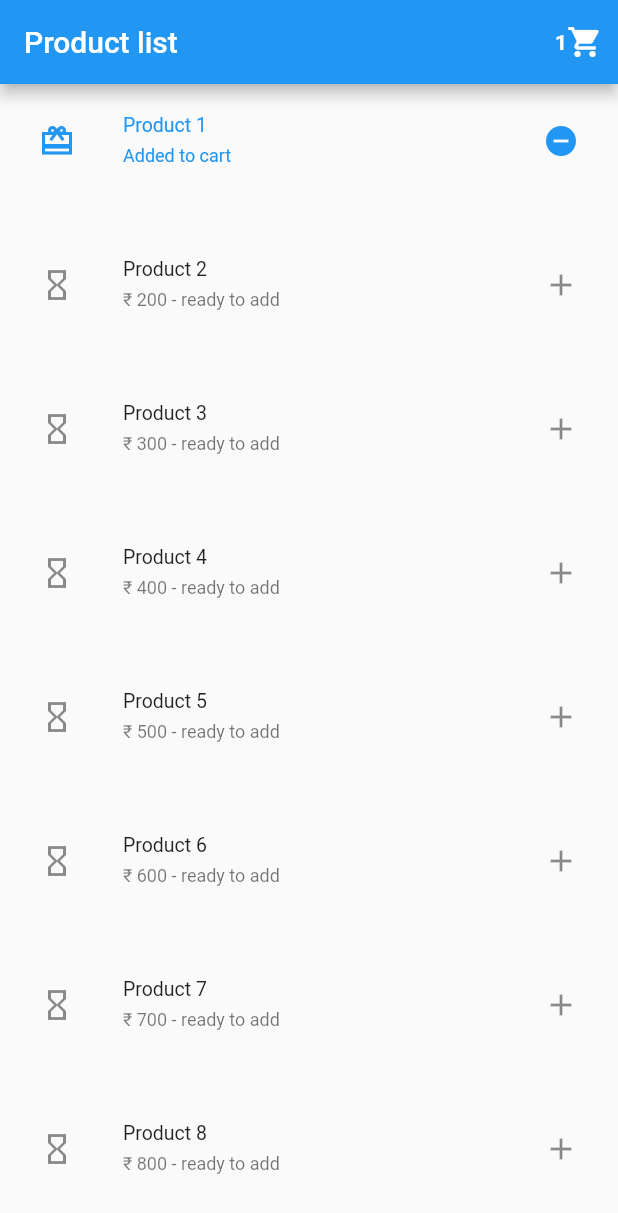
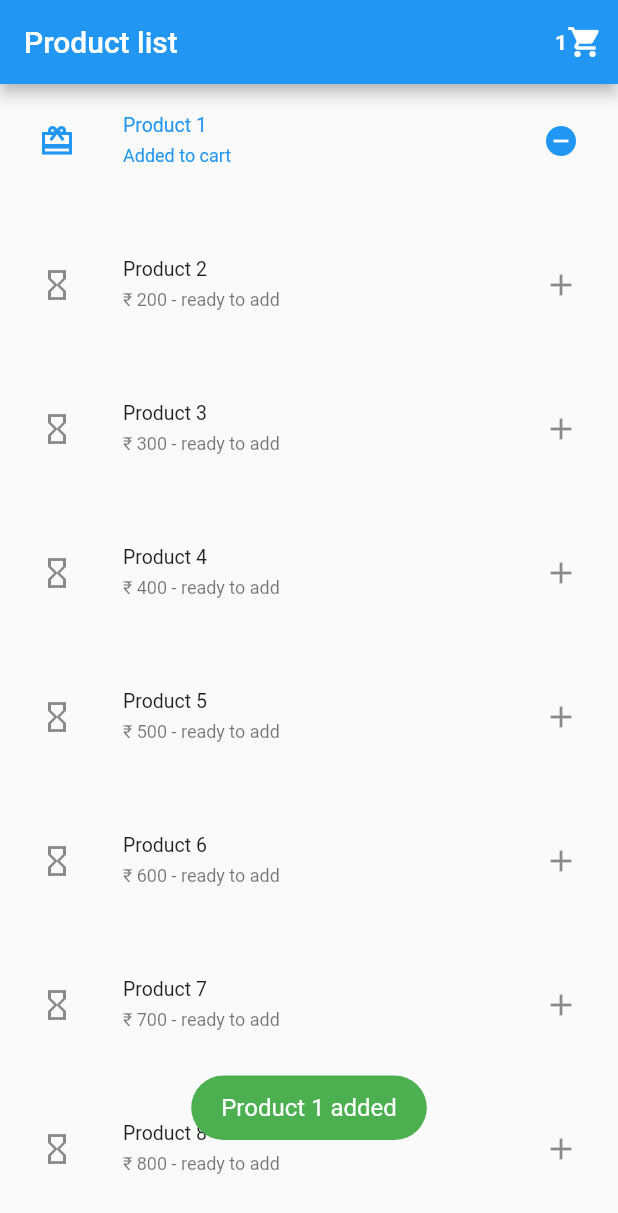
Before and after one commit to Pradip-Dhanraj/Flutter-test, a Flutter app: the screen it shows after launch, after a tap on an icon or button, on a phone screen of 412 x 824 dp. Shown: the top 1213 px of the screen. Run offline on Flutter 3.47's test engine with Material 2 defaults, Android fonts, the phone set to English and light mode, and no system bars; our stand-ins replace fluttertoast, get_it.

Commit message:
fix: minor fixes

```diff
--- a/lib/utils/utils.dart
+++ b/lib/utils/utils.dart
@@ -1,5 +1,20 @@
 import 'package:flutter/material.dart';
+import 'package:fluttertoast/fluttertoast.dart';
 
 class Utils {
   GlobalKey<ScaffoldState> scaffoldState = GlobalKey();
+  showAlert(
+    String message, {
+    Color backgroundColor = Colors.white,
+    Color textColor = Colors.white,
+  }) {
+    Fluttertoast.showToast(
+        msg: message,
+        toastLength: Toast.LENGTH_SHORT,
+        gravity: ToastGravity.SNACKBAR,
+        timeInSecForIosWeb: 1,
+        backgroundColor: backgroundColor,
+        textColor: textColor,
+        fontSize: 16.0);
+  }
 }
--- a/lib/views/all-products.dart
+++ b/lib/views/all-products.dart
@@ -6,6 +6,7 @@ import 'package:hiringtest/services/mock-service.dart';
 import 'package:hiringtest/utils/locator-utils.dart';
 import 'package:hiringtest/utils/navigation-utils.dart';
 import 'package:hiringtest/utils/route-utils.dart';
+import 'package:hiringtest/utils/utils.dart';
 
 class ListPage extends StatefulWidget {
   const ListPage({Key? key}) : super(key: key);
@@ -99,6 +100,12 @@ class _ListPageState extends State<ListPage> {
                                   setState(() {
                                     e.isSelected = !e.isSelected!;
                                     e.isSelected! ? _counter++ : _counter--;
+                                    if (e.isSelected!) {
+                                      locator.get<Utils>().showAlert(
+                                            "${e.productName} added",
+                                            backgroundColor: Colors.green,
+                                          );
+                                    }
                                   });
                                 },
                                 isThreeLine: true,
--- a/pubspec.yaml
+++ b/pubspec.yaml
@@ -30,6 +30,7 @@ dependencies:
   flutter:
     sdk: flutter
   get_it:
+  fluttertoast: ^8.0.9
 
   # The following adds the Cupertino Icons font to your application.
   # Use with the CupertinoIcons class for iOS style icons.
```
Also changed, not shown: lib/views/added-products.dart (+11 -6 lines), pubspec.lock, 6 other files.
